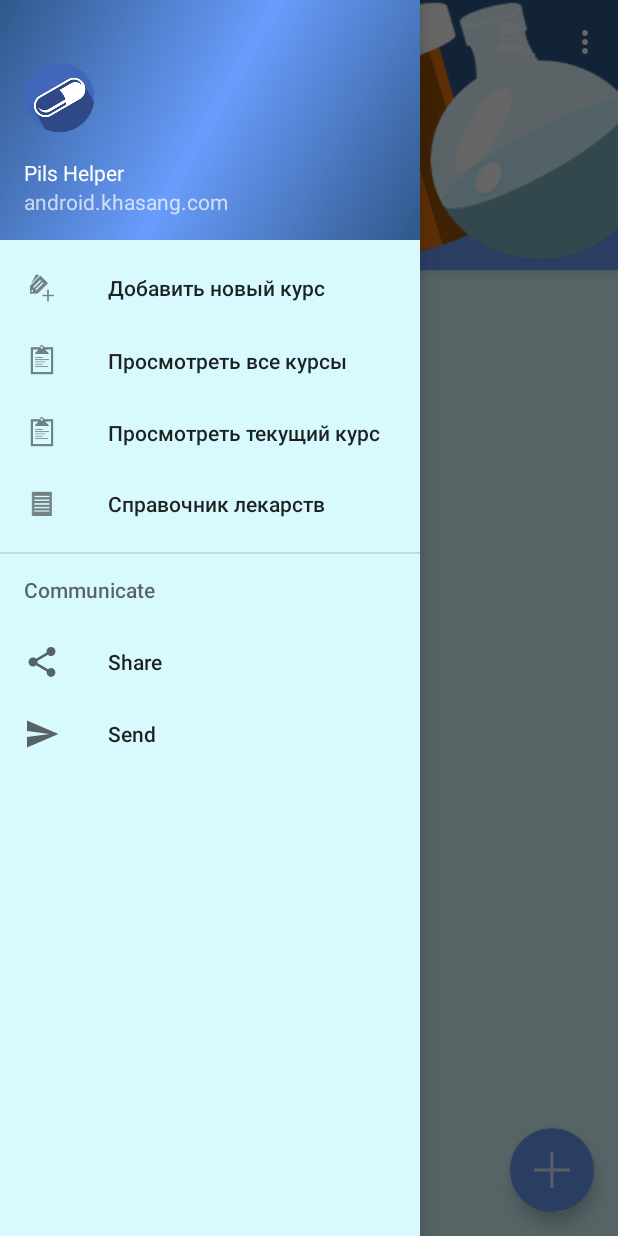
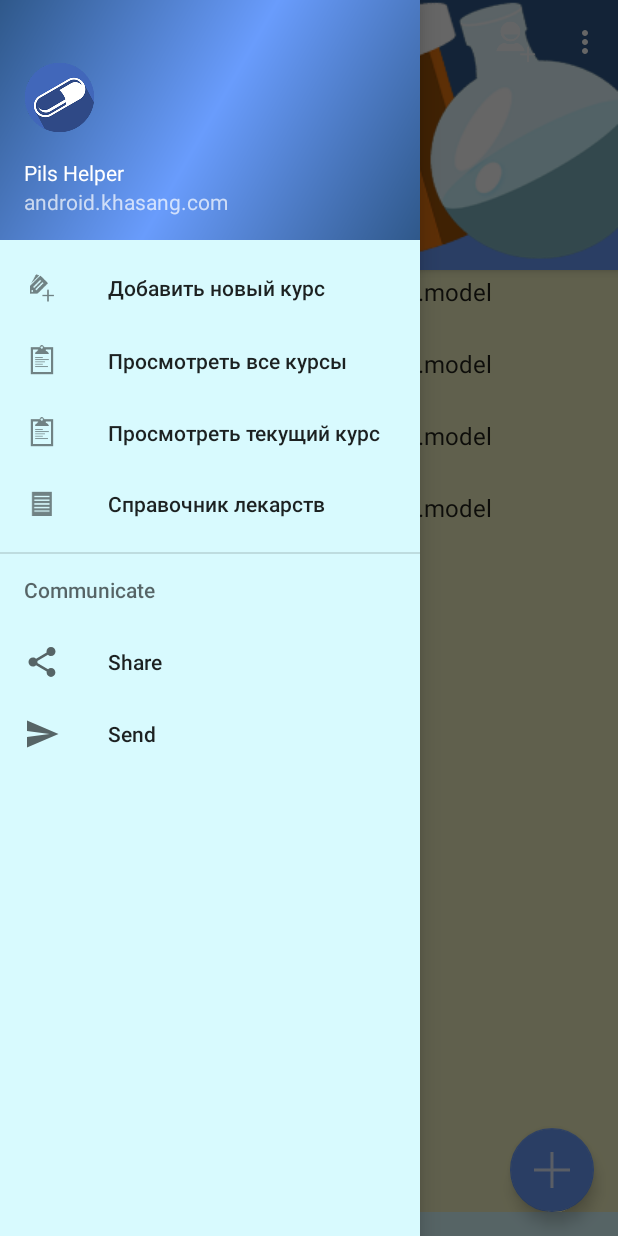
Before and after one commit to khasang-incubator/Android_2016_05_03, an Android app: the fragment AllCourseFragment placed in its activity, with the side drawer open, on a phone screen of 412 x 824 dp. Run offline under Robolectric (Android 15) with nearby library versions, the phone set to English and light mode, and no system bars; libraries missing offline, so code that uses them is left out: com.readystatesoftware.sqliteasset.

Commit message:
all cources (first edition)

```diff
--- a/Application/PillsHelper/app/src/main/java/com/khasang/pillshelper/fragments/AllCourseFragment.java
+++ b/Application/PillsHelper/app/src/main/java/com/khasang/pillshelper/fragments/AllCourseFragment.java
@@ -2,12 +2,21 @@ package com.khasang.pillshelper.fragments;
 
 
 import android.app.Fragment;
+import android.content.Intent;
 import android.os.Bundle;
+import android.support.v7.widget.LinearLayoutManager;
 import android.view.LayoutInflater;
 import android.view.View;
 import android.view.ViewGroup;
+import android.support.v7.widget.RecyclerView;
+import android.widget.TextView;
 
 import com.khasang.pillshelper.R;
+import com.khasang.pillshelper.db.PillsDBHelper;
+import com.khasang.pillshelper.db.model.Course;
+
+import java.util.ArrayList;
+import java.util.List;
 
 
 /**
@@ -25,7 +34,73 @@ public class AllCourseFragment extends Fragment {
     public View onCreateView(LayoutInflater inflater, ViewGroup container,
                              Bundle savedInstanceState) {
         // Inflate the layout for this fragment
-        return inflater.inflate(R.layout.fragment_all_course, container, false);
+        View v = inflater.inflate(R.layout.fragment_all_course, container, false);
+
+        fillFragment(v);
+
+        return v;
+    }
+
+    void fillFragment(View view) {
+        RecyclerView mRecyclerView;
+        RecyclerView.LayoutManager mLayoutManager;
+        CourseAdapter mAdapter;
+
+        mRecyclerView = (RecyclerView) view.findViewById(R.id.CoursesRecycler);
+
+        mLayoutManager = new LinearLayoutManager(view.getContext());
+        mRecyclerView.setLayoutManager(mLayoutManager);
+
+        mAdapter = new CourseAdapter(PillsDBHelper.getInstance().getCourses());
+        mRecyclerView.setAdapter(mAdapter);
+    }
+
+    static class CourseAdapter extends RecyclerView.Adapter<CourseAdapter.ViewHolder> {
+        private List<Course> courses;
+        private List<Course> allCourses;
+
+        public static class ViewHolder extends RecyclerView.ViewHolder implements View.OnClickListener{
+            public TextView mTextView;
+            private Course item;
+
+            public ViewHolder(TextView v) {
+                super(v);
+                mTextView = v;
+                mTextView.setOnClickListener(this);
+            }
+
+            public void setItem(Course item){
+                this.item = item;
+                mTextView.setText(item.toString());
+                //mTextView.setText(item.drug.getName());
+            }
+
+            @Override
+            public void onClick(View v) {
+                // TODO: 04.06.16 открытые конкретного курса
+            }
+        }
+
+        public CourseAdapter(List<Course> courses) {
+            this.courses = courses;
+            this.allCourses = courses;
+        }
+
+        @Override
+        public CourseAdapter.ViewHolder onCreateViewHolder(ViewGroup parent, int viewType) {
+            TextView v = (TextView) LayoutInflater.from(parent.getContext()).inflate(R.layout.course_item, parent, false);
+            return new ViewHolder(v);
+        }
+
+        @Override
+        public void onBindViewHolder(ViewHolder holder, int position) {
+            holder.setItem(courses.get(position));
+        }
+
+        @Override
+        public int getItemCount() {
+            return courses.size();
+        }
     }
 
 }
```
Also changed, not shown: Application/PillsHelper/app/src/main/res/layout/course_item.xml (added, +12 -0 lines), Application/PillsHelper/app/src/main/res/layout/fragment_all_course.xml (+4 -4 lines).
